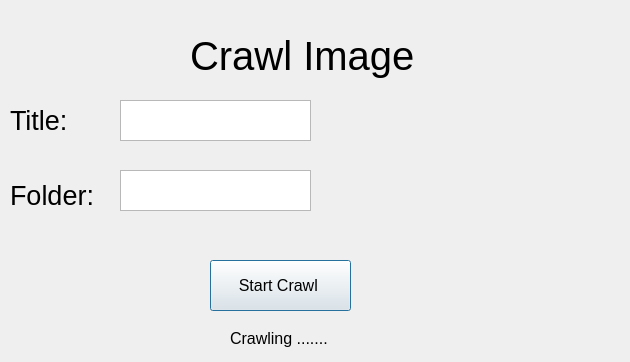
Qt form main.ui (itachi176/crawl_image) before a commit.
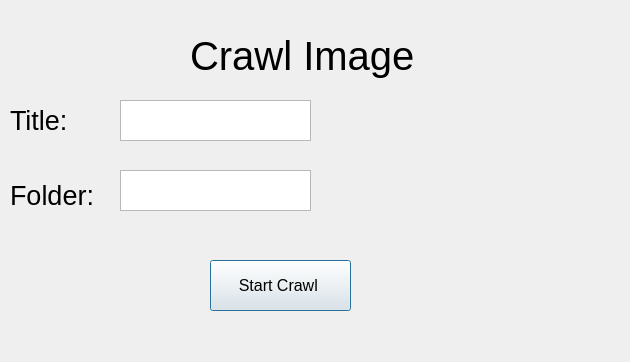
The same form after that commit. Icons and pictures are not drawn.

The edit to the form file:
```diff
--- a/main.ui
+++ b/main.ui
@@ -115,7 +115,7 @@
     </rect>
    </property>
    <property name="text">
-    <string>Crawling .......</string>
+    <string/>
    </property>
   </widget>
   <widget class="QLabel" name="label_5">
```
